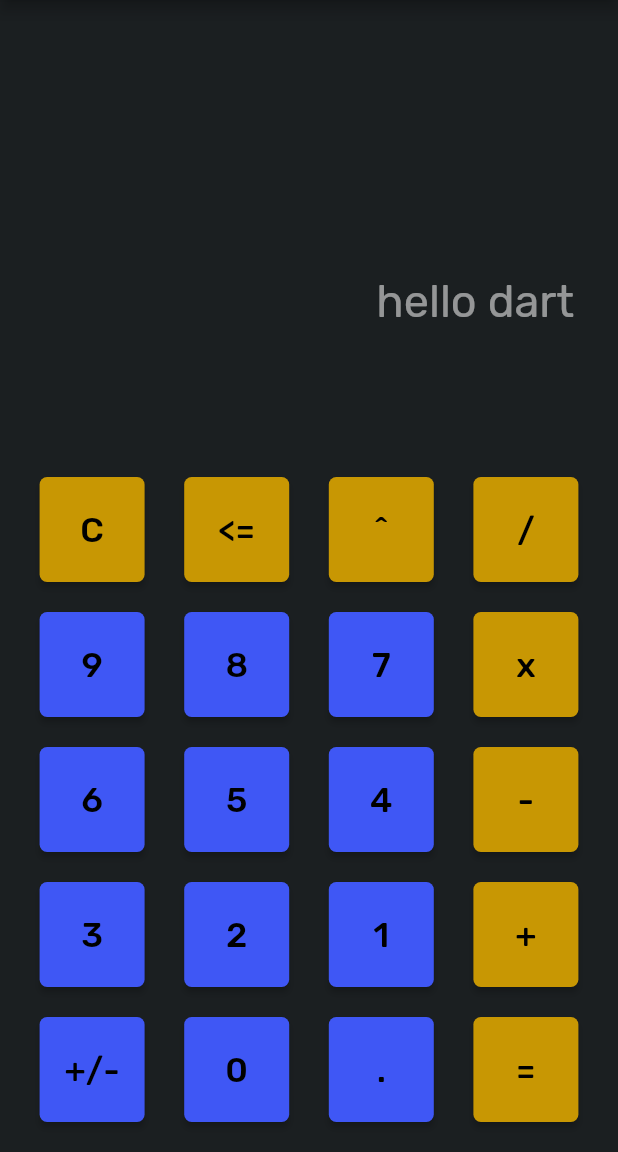
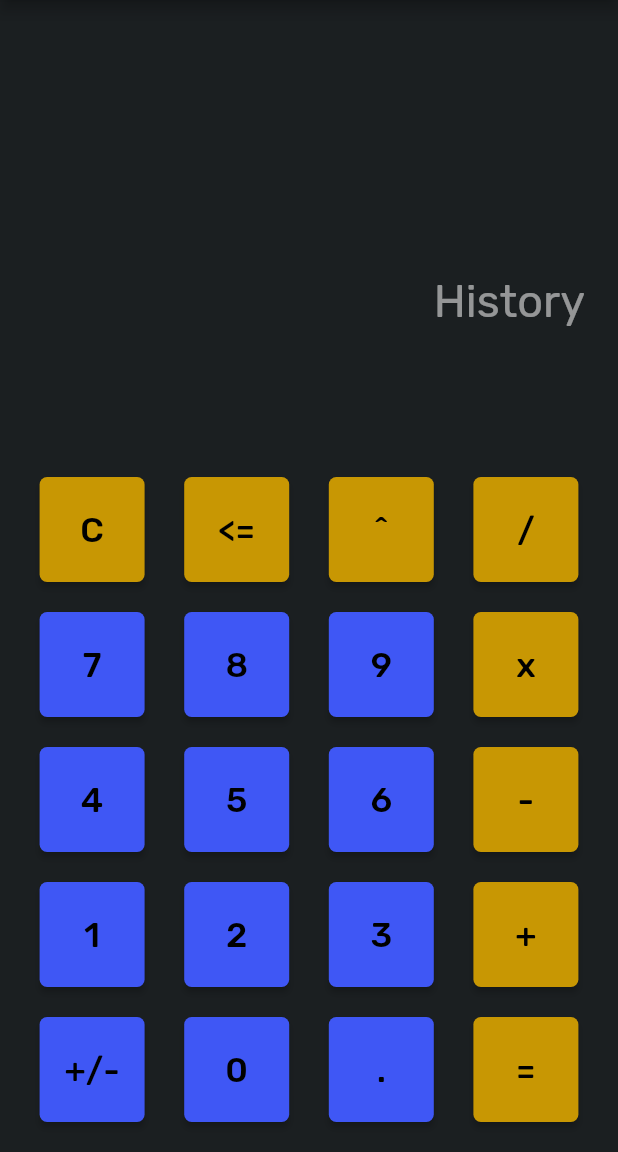
Before and after one commit to 13BlackWolf66/Calculator, a Flutter app: the screen it shows after launch, after a tap on "<=", on a phone screen of 412 x 824 dp, the part 84-1236 px from its top. Run offline on Flutter 3.47's test engine with Material 2 defaults, Android fonts, the phone set to English and light mode, and no system bars; our stand-ins replace google_fonts.

Commit message:
versions_update

```diff
--- a/calculator/lib/main.dart
+++ b/calculator/lib/main.dart
@@ -5,11 +5,11 @@ import 'package:google_fonts/google_fonts.dart';
 import 'dart:math';
 
 void main() {
-  runApp(CalculatorApp());
+  runApp(const CalculatorApp());
 }
 
 class CalculatorApp extends StatefulWidget {
-  CalculatorApp({super.key});
+  const CalculatorApp({super.key});
   @override
   State<CalculatorApp> createState() => _CalculatorAppState();
 }
@@ -20,7 +20,7 @@ class _CalculatorAppState extends State<CalculatorApp> {
   String operation = '';
   double firstNumber = 0;
   double secondNumber = 0;
-  String textHistory = 'hello dart ';
+  String textHistory = 'History';
 
   void onClick(String response) {
     switch (response) {
@@ -131,8 +131,13 @@ class _CalculatorAppState extends State<CalculatorApp> {
               : 0;
         }
         break;
+      default:
+        textToDisplay = 'Error';
     }
-    setState(() {textHistory; textToDisplay;});
+    setState(() {
+      textHistory;
+      textToDisplay;
+    });
   }
 
   @override
@@ -159,26 +164,26 @@ class _CalculatorAppState extends State<CalculatorApp> {
             mainAxisAlignment: MainAxisAlignment.end,
             children: [
               Container(
-                alignment: Alignment(1.0, 1.0),
+                alignment: const Alignment(1.0, 1.0),
                 child: Padding(
-                  padding: EdgeInsets.all(12.0),
+                  padding: const EdgeInsets.all(12.0),
                   child: Text(
                     textHistory,
                     style: GoogleFonts.rubik(
-                      color: Color.fromARGB(136, 255, 255, 255),
+                      color: const Color.fromARGB(136, 255, 255, 255),
                       fontSize: 30,
                     ),
                   ),
                 ),
               ),
               Container(
-                alignment: Alignment(1.0, 1.0),
+                alignment: const Alignment(1.0, 1.0),
                 child: Padding(
-                  padding: EdgeInsets.all(12.0),
+                  padding: const EdgeInsets.all(12.0),
                   child: Text(
                     textToDisplay,
                     style: GoogleFonts.rubik(
-                      color: Color.fromARGB(217, 255, 255, 255),
+                      color: const Color.fromARGB(217, 255, 255, 255),
                       fontSize: 45,
                     ),
                   ),
@@ -209,7 +214,7 @@ class _CalculatorAppState extends State<CalculatorApp> {
                 mainAxisAlignment: MainAxisAlignment.spaceEvenly,
                 children: [
                   CalculatorButton(
-                    text: '9',
+                    text: '7',
                     callback: onClick,
                   ),
                   CalculatorButton(
@@ -217,7 +222,7 @@ class _CalculatorAppState extends State<CalculatorApp> {
                     callback: onClick,
                   ),
                   CalculatorButton(
-                    text: '7',
+                    text: '9',
                     callback: onClick,
                   ),
                   CalculatorButtonFunc(
@@ -230,7 +235,7 @@ class _CalculatorAppState extends State<CalculatorApp> {
                 mainAxisAlignment: MainAxisAlignment.spaceEvenly,
                 children: [
                   CalculatorButton(
-                    text: '6',
+                    text: '4',
                     callback: onClick,
                   ),
                   CalculatorButton(
@@ -238,7 +243,7 @@ class _CalculatorAppState extends State<CalculatorApp> {
                     callback: onClick,
                   ),
                   CalculatorButton(
-                    text: '4',
+                    text: '6',
                     callback: onClick,
                   ),
                   CalculatorButtonFunc(
@@ -251,7 +256,7 @@ class _CalculatorAppState extends State<CalculatorApp> {
                 mainAxisAlignment: MainAxisAlignment.spaceEvenly,
                 children: [
                   CalculatorButton(
-                    text: '3',
+                    text: '1',
                     callback: onClick,
                   ),
                   CalculatorButton(
@@ -259,7 +264,7 @@ class _CalculatorAppState extends State<CalculatorApp> {
                     callback: onClick,
                   ),
                   CalculatorButton(
-                    text: '1',
+                    text: '3',
                     callback: onClick,
                   ),
                   CalculatorButtonFunc(
--- a/calculator/lib/widgets/CalculatorButton.dart
+++ b/calculator/lib/widgets/CalculatorButton.dart
@@ -1,6 +1,6 @@
-import 'package:flutter/cupertino.dart';
+
 import 'package:flutter/material.dart';
-import 'package:flutter/services.dart';
+
 import 'package:google_fonts/google_fonts.dart';
 
 class CalculatorButton extends StatelessWidget {
--- a/calculator/lib/widgets/CalculatorButtonFunc.dart
+++ b/calculator/lib/widgets/CalculatorButtonFunc.dart
@@ -1,7 +1,8 @@
-import 'package:flutter/cupertino.dart';
+
 import 'package:flutter/material.dart';
-import 'package:flutter/services.dart';
 import 'package:google_fonts/google_fonts.dart';
+
+
 
 class CalculatorButtonFunc extends StatelessWidget {
   final String text;
--- a/calculator/pubspec.yaml
+++ b/calculator/pubspec.yaml
@@ -36,7 +36,7 @@ dependencies:
   # The following adds the Cupertino Icons font to your application.
   # Use with the CupertinoIcons class for iOS style icons.
   cupertino_icons: ^1.0.2
-  google_fonts: ^3.0.1
+  google_fonts: ^5.1.0
 
 dev_dependencies:
   flutter_test:
```
Also changed, not shown: calculator/pubspec.lock, 3 other files.
